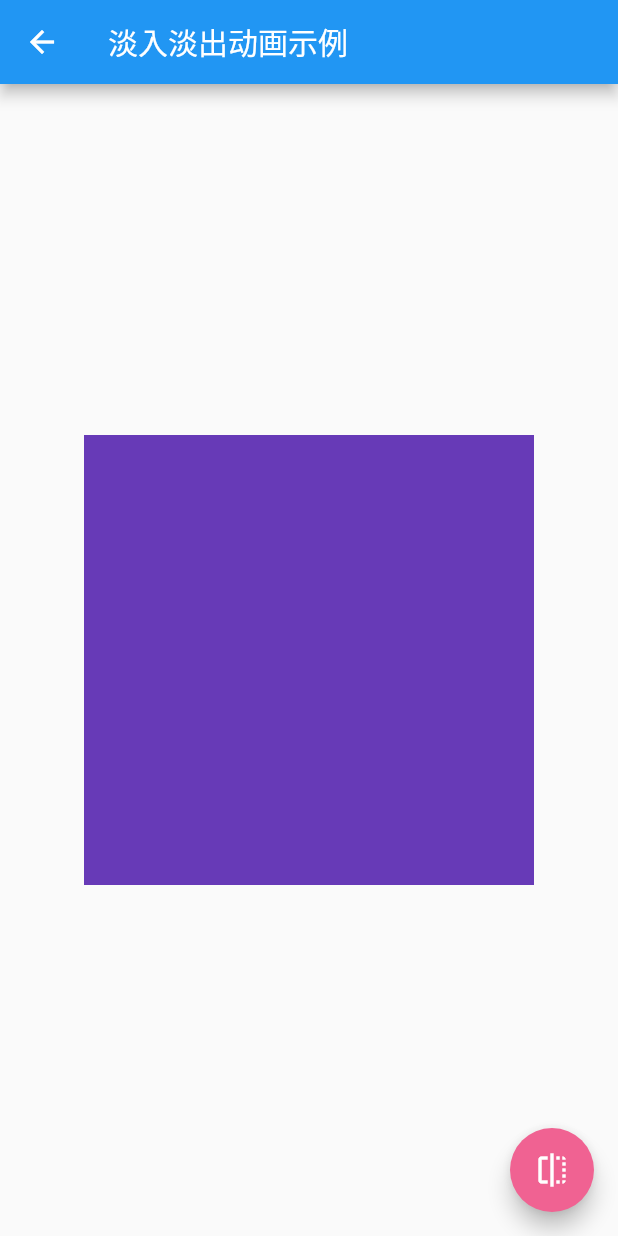
After one commit to liuxuwei/FlutterChatDemo, a Flutter app: the AnimationOpacityDemo screen opened directly, on a phone screen of 412 x 824 dp. The commit adds this screen. Run offline on Flutter 3.47's test engine with Material 2 defaults, Android fonts, the phone set to English and light mode, and no system bars; our stand-ins replace flutter_swiper.

Commit message:
update demo

```diff
--- /dev/null
+++ b/learn_flutter_app/lib/animation_demo.dart
@@ -0,0 +1,43 @@
+import 'package:flutter/material.dart';
+
+class AnimationOpacityDemo extends StatefulWidget {
+  @override
+  State<StatefulWidget> createState() {
+    // TODO: implement createState
+    return _AnimationOpacityDemoState();
+  }
+}
+
+class _AnimationOpacityDemoState extends State<AnimationOpacityDemo> {
+  bool _visible = true;
+
+  @override
+  Widget build(BuildContext context) {
+    // TODO: implement build
+    return Scaffold(
+      appBar: AppBar(
+        title: Text('淡入淡出动画示例'),
+      ),
+      body: Center(
+        child: AnimatedOpacity(
+          opacity: _visible ? 1.0 : 0.0,
+          duration: Duration(milliseconds: 1000),
+          child: Container(
+            width: 300.0,
+            height: 300.0,
+            color: Colors.deepPurple,
+          ),
+        ),
+      ),
+      floatingActionButton: FloatingActionButton(
+        onPressed: () {
+          setState(() {
+            _visible = !_visible;
+          });
+        },
+        tooltip: "显示隐藏",
+        child: Icon(Icons.flip),
+      ),
+    );
+  }
+}
--- a/learn_flutter_app/lib/main.dart
+++ b/learn_flutter_app/lib/main.dart
@@ -4,6 +4,7 @@ import 'package:flutter/material.dart';
 import 'package:flutter/services.dart';
 import 'package:learn_flutter_app/alert_dialog_demo.dart';
 import 'package:learn_flutter_app/align_demo.dart';
+import 'package:learn_flutter_app/animation_demo.dart';
 import 'package:learn_flutter_app/appbar_demo.dart';
 import 'package:learn_flutter_app/aspect_ratio_demo.dart';
 import 'package:learn_flutter_app/baseline_demo.dart';
@@ -31,6 +32,7 @@ import 'package:learn_flutter_app/gesture_detector_demo.dart';
 import 'package:learn_flutter_app/grid_list_demo.dart';
 import 'package:learn_flutter_app/grid_view_demo.dart';
 import 'package:learn_flutter_app/hello_world_demo.dart';
+import 'package:learn_flutter_app/hero_demo.dart';
 import 'package:learn_flutter_app/horizontal_list_dmeo.dart';
 import 'package:learn_flutter_app/icon_demo.dart';
 import 'package:learn_flutter_app/image_demo.dart';
@@ -104,7 +106,7 @@ class MyApp extends StatelessWidget {
 //      '/second' : (context) => SecondPage()
 //    },
 //      initialRoute: '/first',
-      home: PaintingDemo(),
+      home: HeroDemo(),
     );
   }
 }
```
Also changed, not shown: learn_flutter_app/lib/hero_demo.dart (added, +46 -0 lines).
